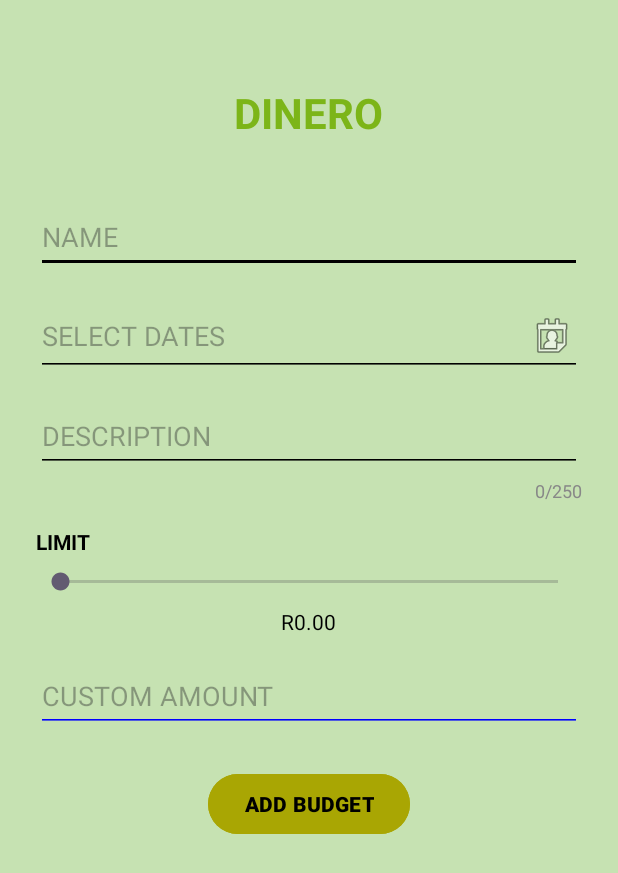
After one commit to JESKTEK/DINERO, an Android app: the CategoryActivity screen opened directly, with no data from a screen before it, on a phone screen of 412 x 824 dp. The commit adds this screen. Shown: the top 873 px of the screen. Run offline under Robolectric (Android 15) with nearby library versions, the phone set to English and light mode, and no system bars.

Commit message:
Did the backend and some front end functionality for the add category page

```diff
--- a/app/src/main/AndroidManifest.xml
+++ b/app/src/main/AndroidManifest.xml
@@ -12,10 +12,10 @@
         android:supportsRtl="true"
         android:theme="@style/Theme.Assignment2_PROG7313"
         tools:targetApi="31">
+        <activity
+            android:name=".CategoryActivity"
+            android:exported="true" />
 
-        <activity
-            android:name=".CreateCategory"
-            android:exported="true" />
         <activity
             android:name=".CategoryView"
             android:exported="false" />
--- a/app/src/main/java/vcmsa/projects/assignment2_prog7313/BudgetHomePageActivity.kt
+++ b/app/src/main/java/vcmsa/projects/assignment2_prog7313/BudgetHomePageActivity.kt
@@ -1,20 +1,29 @@
 package vcmsa.projects.assignment2_prog7313
 
+import android.content.Intent
 import android.os.Bundle
-import androidx.activity.enableEdgeToEdge
 import androidx.appcompat.app.AppCompatActivity
 import androidx.core.view.ViewCompat
 import androidx.core.view.WindowInsetsCompat
 
+import androidx.cardview.widget.CardView
+
+
 class BudgetHomePageActivity : AppCompatActivity() {
     override fun onCreate(savedInstanceState: Bundle?) {
         super.onCreate(savedInstanceState)
-        enableEdgeToEdge()
         setContentView(R.layout.activity_budget_home_page)
+
         ViewCompat.setOnApplyWindowInsetsListener(findViewById(R.id.main)) { v, insets ->
             val systemBars = insets.getInsets(WindowInsetsCompat.Type.systemBars())
             v.setPadding(systemBars.left, systemBars.top, systemBars.right, systemBars.bottom)
             insets
         }
+
+        val createCategoryCard = findViewById<CardView>(R.id.cardCreateCategory)
+        createCategoryCard.setOnClickListener {
+            val intent = Intent(this, CategoryActivity::class.java)
+            startActivity(intent)
+        }
     }
 }
--- /dev/null
+++ b/app/src/main/java/vcmsa/projects/assignment2_prog7313/CategoryActivity.kt
@@ -0,0 +1,99 @@
+package vcmsa.projects.assignment2_prog7313
+
+import android.app.DatePickerDialog
+import android.os.Bundle
+import android.text.Editable
+import android.text.TextWatcher
+import android.widget.*
+import androidx.appcompat.app.AppCompatActivity
+import androidx.core.view.ViewCompat
+import androidx.core.view.WindowInsetsCompat
+import java.util.*
+
+class CategoryActivity : AppCompatActivity() {
+    override fun onCreate(savedInstanceState: Bundle?) {
+        super.onCreate(savedInstanceState)
+        setContentView(R.layout.activity_category)
+
+        ViewCompat.setOnApplyWindowInsetsListener(findViewById(R.id.layoutCreateCategory)) { v, insets ->
+            val systemBars = insets.getInsets(WindowInsetsCompat.Type.systemBars())
+            v.setPadding(systemBars.left, systemBars.top, systemBars.right, systemBars.bottom)
+            insets
+        }
+
+        // Link views
+        val inputName = findViewById<EditText>(R.id.inputName)
+        val inputDate = findViewById<EditText>(R.id.inputDate)
+        val inputDescription = findViewById<EditText>(R.id.inputDescription)
+        val labelCharCount = findViewById<TextView>(R.id.labelCharCount)
+        val seekBar = findViewById<SeekBar>(R.id.inputLimitSeekBar)
+        val labelLimitValue = findViewById<TextView>(R.id.labelLimitValue)
+        val inputCustomAmount = findViewById<EditText>(R.id.inputCustomAmount)
+        val btnAddBudget = findViewById<Button>(R.id.AddBudgetbtn)
+
+        // Set default SeekBar value
+        labelLimitValue.text = "R${seekBar.progress}.00"
+
+        // Amount changes as seek bar moves
+        seekBar.setOnSeekBarChangeListener(object : SeekBar.OnSeekBarChangeListener {
+            override fun onProgressChanged(seekBar: SeekBar?, value: Int, fromUser: Boolean) {
+                labelLimitValue.text = "R$value.00"
+                // Clear custom amount if user uses SeekBar
+                if (fromUser) inputCustomAmount.text.clear()
+            }
+
+            override fun onStartTrackingTouch(seekBar: SeekBar?) {}
+            override fun onStopTrackingTouch(seekBar: SeekBar?) {}
+        })
+
+        // Calender functinality
+        inputDate.setOnClickListener {
+            val calendar = Calendar.getInstance()
+            val year = calendar.get(Calendar.YEAR)
+            val month = calendar.get(Calendar.MONTH)
+            val day = calendar.get(Calendar.DAY_OF_MONTH)
+
+            val datePicker = DatePickerDialog(this, { _, selectedYear, selectedMonth, selectedDay ->
+                inputDate.setText("$selectedDay/${selectedMonth + 1}/$selectedYear")
+            }, year, month, day)
+
+            datePicker.show()
+        }
+
+        // Description character counter
+        inputDescription.addTextChangedListener(object : TextWatcher {
+            override fun afterTextChanged(s: Editable?) {
+                labelCharCount.text = "${s?.length ?: 0}/250"
+            }
+            override fun beforeTextChanged(s: CharSequence?, start: Int, count: Int, after: Int) {}
+            override fun onTextChanged(s: CharSequence?, start: Int, before: Int, count: Int) {}
+        })
+
+        // gather all info
+        btnAddBudget.setOnClickListener {
+            val name = inputName.text.toString().trim()
+            val date = inputDate.text.toString().trim()
+            val description = inputDescription.text.toString().trim()
+            val customAmount = inputCustomAmount.text.toString().trim()
+
+            val finalAmount = if (customAmount.isNotEmpty()) {
+                "R$customAmount"
+            } else {
+                labelLimitValue.text.toString()
+            }
+
+            // error
+            if (name.isEmpty() || date.isEmpty() || description.isEmpty()) {
+                Toast.makeText(this, "Please fill in all fields", Toast.LENGTH_SHORT).show()
+                return@setOnClickListener
+            }
+
+            //  Kian please replace with DB save or new screen later
+            Toast.makeText(
+                this,
+                "Category Created:\nName: $name\nDate: $date\nAmount: $finalAmount",
+                Toast.LENGTH_LONG
+            ).show()
+        }
+    }
+}
--- /dev/null
+++ b/app/src/main/res/layout/activity_category.xml
@@ -0,0 +1,126 @@
+<?xml version="1.0" encoding="utf-8"?>
+<RelativeLayout xmlns:android="http://schemas.android.com/apk/res/android"
+    xmlns:tools="http://schemas.android.com/tools"
+    android:id="@+id/layoutCreateCategory"
+    android:layout_width="match_parent"
+    android:layout_height="match_parent"
+    android:background="#C6E2B2"
+    android:padding="24dp"
+    tools:context=".CategoryActivity">
+
+    <!-- Page Title -->
+    <TextView
+        android:id="@+id/labelTitle"
+        android:layout_width="wrap_content"
+        android:layout_height="wrap_content"
+        android:text="DINERO"
+        android:textSize="28sp"
+        android:textStyle="bold"
+        android:textColor="#7CB518"
+        android:layout_centerHorizontal="true"
+        android:layout_marginTop="32dp" />
+
+    <!-- Name Field -->
+    <EditText
+        android:id="@+id/inputName"
+        android:layout_width="match_parent"
+        android:layout_height="wrap_content"
+        android:minHeight="48dp"
+        android:hint="NAME"
+        android:backgroundTint="#000000"
+        android:layout_below="@id/labelTitle"
+        android:layout_marginTop="40dp" />
+
+    <!-- Date Picker Field -->
+    <EditText
+        android:id="@+id/inputDate"
+        android:layout_width="match_parent"
+        android:layout_height="wrap_content"
+        android:minHeight="48dp"
+        android:hint="SELECT DATES"
+        android:inputType="none"
+        android:drawableEnd="@android:drawable/ic_menu_my_calendar"
+        android:backgroundTint="#000000"
+        android:layout_below="@id/inputName"
+        android:layout_marginTop="16dp" />
+
+    <!-- Description Field -->
+    <EditText
+        android:id="@+id/inputDescription"
+        android:layout_width="match_parent"
+        android:layout_height="wrap_content"
+        android:minHeight="48dp"
+        android:hint="DESCRIPTION"
+        android:maxLines="4"
+        android:backgroundTint="#000000"
+        android:layout_below="@id/inputDate"
+        android:layout_marginTop="16dp" />
+
+    <!-- Character Counter -->
+    <TextView
+        android:id="@+id/labelCharCount"
+        android:layout_width="wrap_content"
+        android:layout_height="wrap_content"
+        android:text="0/250"
+        android:textSize="12sp"
+        android:textColor="#888888"
+        android:layout_alignParentEnd="true"
+        android:layout_below="@id/inputDescription"
+        android:layout_marginTop="4dp" />
+
+    <!-- Limit Label -->
+    <TextView
+        android:id="@+id/labelLimit"
+        android:layout_width="wrap_content"
+        android:layout_height="wrap_content"
+        android:text="LIMIT"
+        android:textStyle="bold"
+        android:textColor="#000000"
+        android:layout_below="@id/labelCharCount"
+        android:layout_marginTop="16dp" />
+
+    <!-- SeekBar for Limit -->
+    <SeekBar
+        android:id="@+id/inputLimitSeekBar"
+        android:layout_width="match_parent"
+        android:layout_height="wrap_content"
+        android:max="10000"
+        android:layout_below="@id/labelLimit"
+        android:layout_marginTop="8dp" />
+
+    <!-- Limit Value -->
+    <TextView
+        android:id="@+id/labelLimitValue"
+        android:layout_width="wrap_content"
+        android:layout_height="wrap_content"
+        android:text="R1000.00"
+        android:textColor="#000000"
+        android:layout_below="@id/inputLimitSeekBar"
+        android:layout_centerHorizontal="true"
+        android:layout_marginTop="8dp" />
+
+    <!-- Custom Amount Field -->
+    <EditText
+        android:id="@+id/inputCustomAmount"
+        android:layout_width="match_parent"
+        android:layout_height="wrap_content"
+        android:minHeight="48dp"
+        android:hint="CUSTOM AMOUNT"
+        android:backgroundTint="#0000FF"
+        android:layout_below="@id/labelLimitValue"
+        android:layout_marginTop="16dp" />
+
+    <!-- Submit Button -->
+    <Button
+        android:id="@+id/AddBudgetbtn"
+        android:layout_width="wrap_content"
+        android:layout_height="wrap_content"
+        android:text="ADD BUDGET"
+        android:backgroundTint="#A9A603"
+        android:textColor="#000000"
+        android:textStyle="bold"
+        android:layout_below="@id/inputCustomAmount"
+        android:layout_centerHorizontal="true"
+        android:layout_marginTop="24dp" />
+
+</RelativeLayout>
--- a/gradle/libs.versions.toml
+++ b/gradle/libs.versions.toml
@@ -1,5 +1,5 @@
 [versions]
-agp = "8.9.2"
+agp = "8.8.2"
 kotlin = "2.0.20"
 coreKtx = "1.16.0"
 junit = "4.13.2"
```
